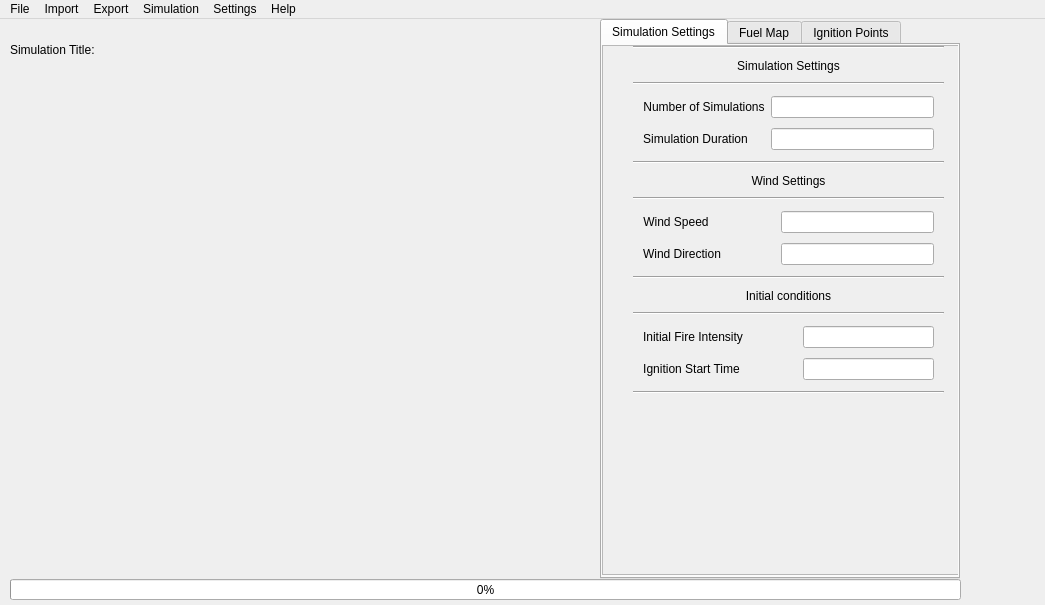
This is src/qt_files/MainWindow.ui in luckek/FireScapeRx-dev as Qt 5 draws it before an edit. The edited form follows.
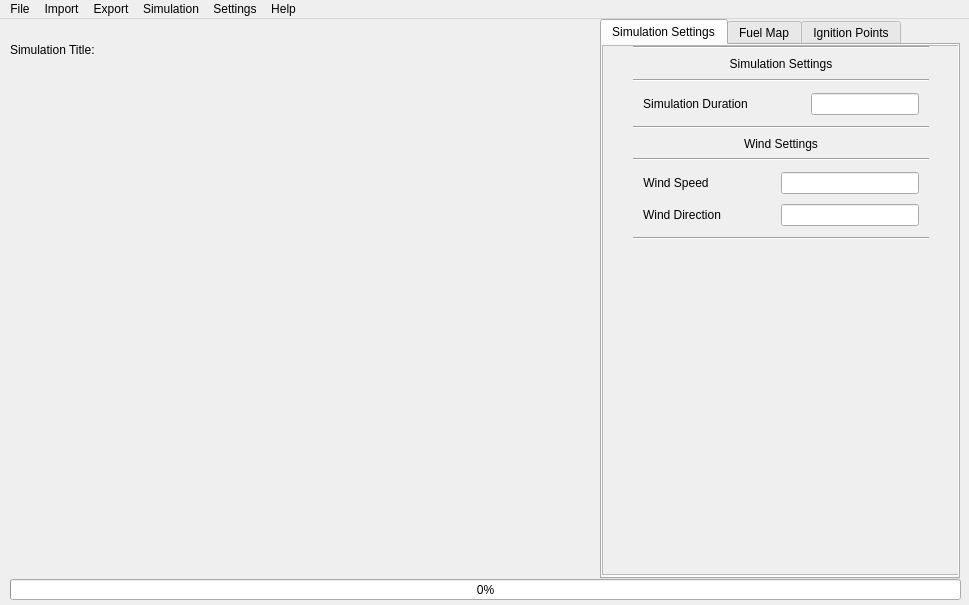
This is the edited form.

Commit message: Made a few small changes to interface

Diff of the .ui file:
```diff
--- a/src/qt_files/MainWindow.ui
+++ b/src/qt_files/MainWindow.ui
@@ -6,7 +6,7 @@
    <rect>
     <x>0</x>
     <y>0</y>
-    <width>1045</width>
+    <width>969</width>
     <height>605</height>
    </rect>
   </property>
@@ -75,8 +75,8 @@
          <rect>
           <x>30</x>
           <y>0</y>
-          <width>311</width>
-          <height>348</height>
+          <width>296</width>
+          <height>194</height>
          </rect>
         </property>
         <layout class="QVBoxLayout" name="vertical_layout">
@@ -105,16 +105,10 @@
           </widget>
          </item>
          <item>
-          <layout class="QFormLayout" name="sim_settings_form_layout">
+          <layout class="QHBoxLayout" name="horizontalLayout_6">
            <property name="sizeConstraint">
             <enum>QLayout::SetMaximumSize</enum>
            </property>
-           <property name="fieldGrowthPolicy">
-            <enum>QFormLayout::AllNonFixedFieldsGrow</enum>
-           </property>
-           <property name="verticalSpacing">
-            <number>10</number>
-           </property>
            <property name="leftMargin">
             <number>10</number>
            </property>
@@ -127,20 +121,7 @@
            <property name="bottomMargin">
             <number>5</number>
            </property>
-           <item row="0" column="0">
-            <widget class="QLabel" name="num_sim_label">
-             <property name="text">
-              <string>Number of Simulations</string>
-             </property>
-             <property name="alignment">
-              <set>Qt::AlignCenter</set>
-             </property>
-            </widget>
-           </item>
-           <item row="0" column="1">
-            <widget class="QLineEdit" name="_num_sim_line_edit"/>
-           </item>
-           <item row="1" column="0">
+           <item>
             <widget class="QLabel" name="sim_duration_label">
              <property name="text">
               <string>Simulation Duration</string>
@@ -150,7 +131,20 @@
              </property>
             </widget>
            </item>
-           <item row="1" column="1">
+           <item>
+            <spacer name="horizontalSpacer">
+             <property name="orientation">
+              <enum>Qt::Horizontal</enum>
+             </property>
+             <property name="sizeHint" stdset="0">
+              <size>
+               <width>40</width>
+               <height>20</height>
+              </size>
+             </property>
+            </spacer>
+           </item>
+           <item>
             <widget class="QLineEdit" name="_sim_duration_line_edit"/>
            </item>
           </layout>
@@ -237,81 +231,6 @@
            </property>
           </widget>
          </item>
-         <item>
-          <widget class="QLabel" name="init_conditions_label">
-           <property name="text">
-            <string>Initial conditions</string>
-           </property>
-           <property name="alignment">
-            <set>Qt::AlignCenter</set>
-           </property>
-          </widget>
-         </item>
-         <item>
-          <widget class="Line" name="line_5">
-           <property name="orientation">
-            <enum>Qt::Horizontal</enum>
-           </property>
-          </widget>
-         </item>
-         <item>
-          <layout class="QFormLayout" name="form_layout_3">
-           <property name="formAlignment">
-            <set>Qt::AlignRight|Qt::AlignTop|Qt::AlignTrailing</set>
-           </property>
-           <property name="horizontalSpacing">
-            <number>60</number>
-           </property>
-           <property name="verticalSpacing">
-            <number>10</number>
-           </property>
-           <property name="leftMargin">
-            <number>10</number>
-           </property>
-           <property name="topMargin">
-            <number>5</number>
-           </property>
-           <property name="rightMargin">
-            <number>10</number>
-           </property>
-           <property name="bottomMargin">
-            <number>5</number>
-           </property>
-           <item row="1" column="0">
-            <widget class="QLabel" name="initialFireIntensity_label">
-             <property name="text">
-              <string>Initial Fire Intensity</string>
-             </property>
-             <property name="alignment">
-              <set>Qt::AlignCenter</set>
-             </property>
-            </widget>
-           </item>
-           <item row="1" column="1">
-            <widget class="QLineEdit" name="initialFireIntensityLineEdit"/>
-           </item>
-           <item row="2" column="0">
-            <widget class="QLabel" name="ingnitionStartTime_label">
-             <property name="text">
-              <string>Ignition Start Time</string>
-             </property>
-             <property name="alignment">
-              <set>Qt::AlignCenter</set>
-             </property>
-            </widget>
-           </item>
-           <item row="2" column="1">
-            <widget class="QLineEdit" name="ignitionStartTime_line_edit"/>
-           </item>
-          </layout>
-         </item>
-         <item>
-          <widget class="Line" name="line_8">
-           <property name="orientation">
-            <enum>Qt::Horizontal</enum>
-           </property>
-          </widget>
-         </item>
         </layout>
        </widget>
       </widget>
@@ -1017,7 +936,7 @@
     <rect>
      <x>0</x>
      <y>0</y>
-     <width>1045</width>
+     <width>969</width>
      <height>20</height>
     </rect>
    </property>
```
Left out of the diff: 34 changed lines with no effect on the pictures. The commit also changes 1 other file.
